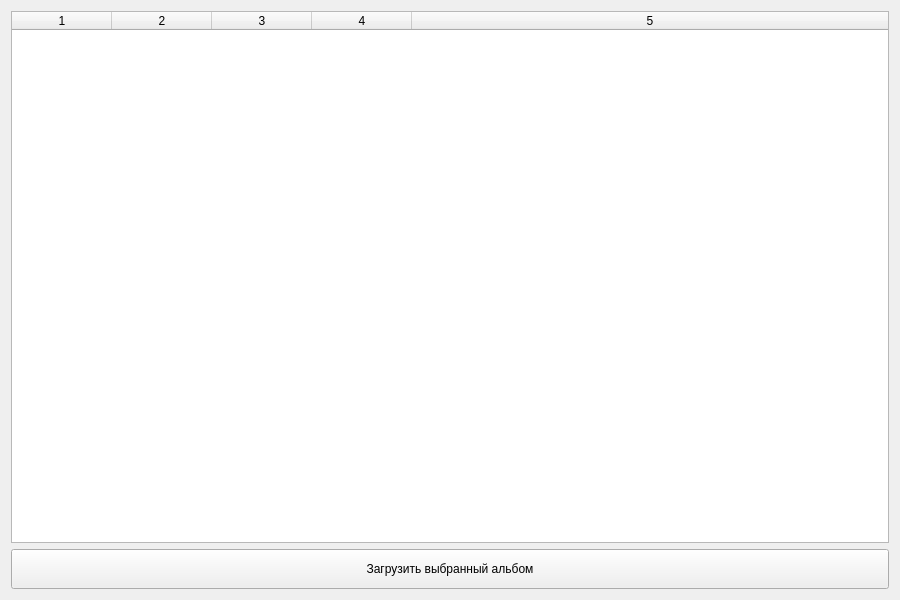
First picture: the form in designs/main.ui, repository DenisZhmakin/VK-Music-Downloader, before the edit.
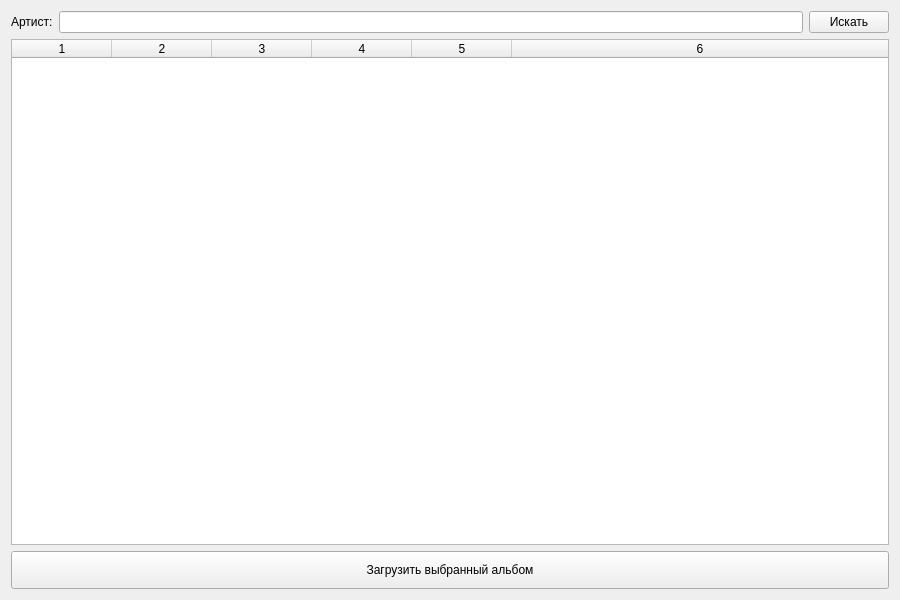
Second picture: the form after the edit.

Patch:
```diff
--- a/designs/main.ui
+++ b/designs/main.ui
@@ -27,7 +27,24 @@
   </property>
   <layout class="QGridLayout" name="gridLayout">
    <item row="0" column="0">
-    <widget class="QTableWidget" name="album_table">
+    <widget class="QLabel" name="label">
+     <property name="text">
+      <string>Артист:</string>
+     </property>
+    </widget>
+   </item>
+   <item row="0" column="1">
+    <widget class="QLineEdit" name="artist_lineedit"/>
+   </item>
+   <item row="0" column="2">
+    <widget class="QPushButton" name="search_button">
+     <property name="text">
+      <string>Искать</string>
+     </property>
+    </widget>
+   </item>
+   <item row="1" column="0" colspan="3">
+    <widget class="QTableWidget" name="albums_tablewidget">
      <property name="sizePolicy">
       <sizepolicy hsizetype="Expanding" vsizetype="Expanding">
        <horstretch>0</horstretch>
@@ -44,7 +61,7 @@
       <enum>QAbstractItemView::SelectRows</enum>
      </property>
      <property name="columnCount">
-      <number>5</number>
+      <number>6</number>
      </property>
      <attribute name="horizontalHeaderStretchLastSection">
       <bool>true</bool>
@@ -54,9 +71,10 @@
      <column/>
      <column/>
      <column/>
+     <column/>
     </widget>
    </item>
-   <item row="1" column="0">
+   <item row="2" column="0" colspan="3">
     <widget class="QPushButton" name="download_button">
      <property name="sizePolicy">
       <sizepolicy hsizetype="Minimum" vsizetype="Expanding">
```
